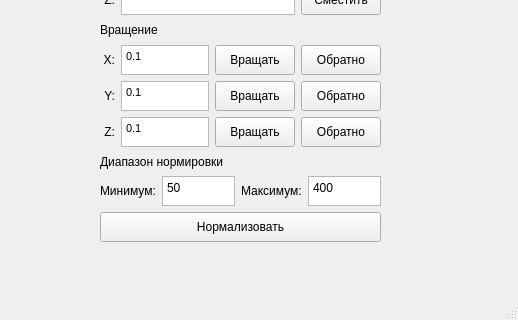
This is Lab4/mainwindow.ui in GoncharovV/Labs-BMSTU_2 as Qt 5 draws it before an edit; both pictures show x 650 to 1168 and y 276 to 596 of the 1168 by 596 pixel window. The edited form follows.
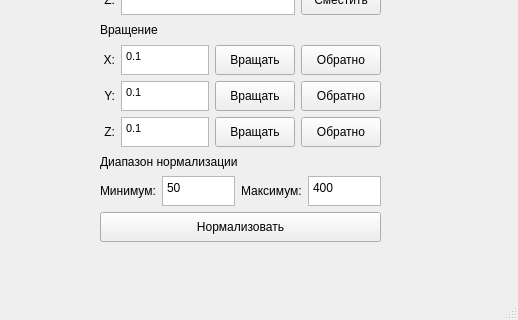
This is the edited form.

Commit message: Внесены косметические изменения

```diff
--- a/Lab4/mainwindow.ui
+++ b/Lab4/mainwindow.ui
@@ -490,7 +490,7 @@
      <item>
       <widget class="QLabel" name="label">
        <property name="text">
-        <string>Диапазон нормировки</string>
+        <string>Диапазон нормализации</string>
        </property>
       </widget>
      </item>
```
The commit also changes 2 other files.
